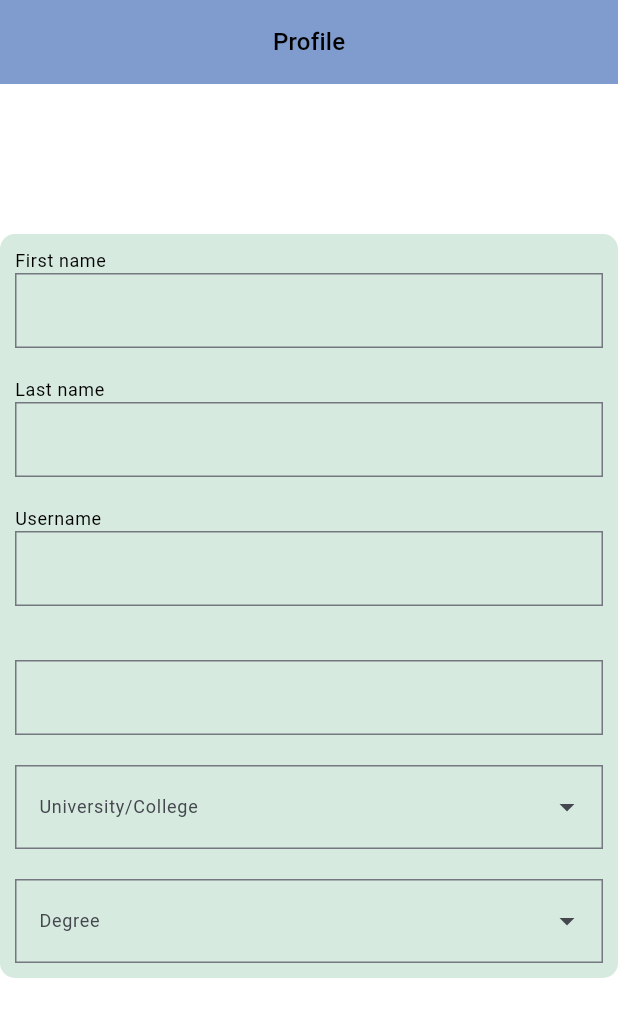
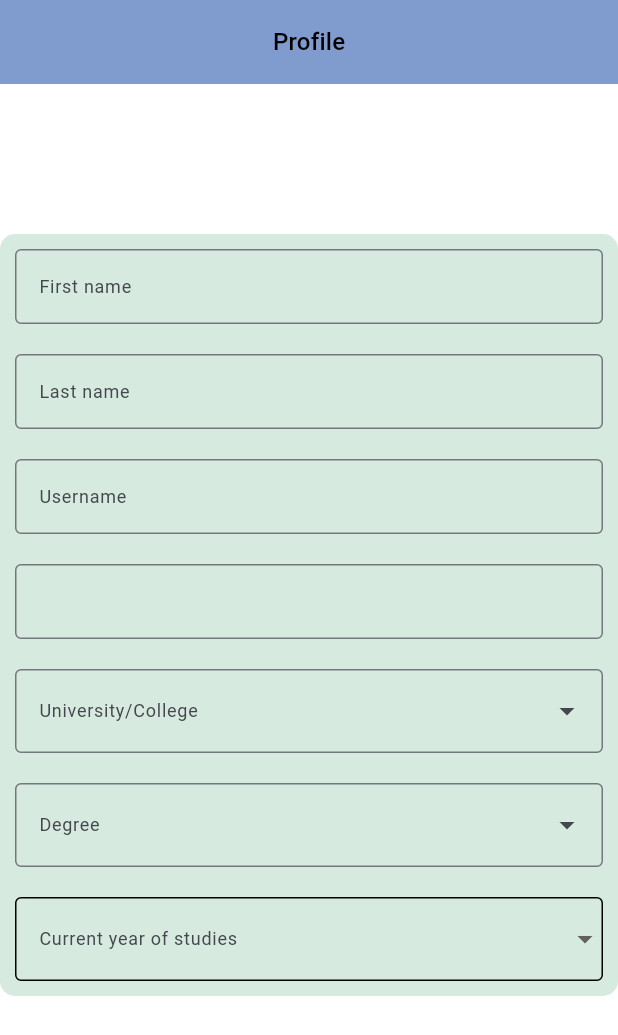
Before and after one commit to LEIC-ES-2024-25/2LEIC11T4, a Flutter app: the editProfile screen opened directly, on a phone screen of 412 x 824 dp. Shown: the top 1035 px of the screen. Run offline on Flutter 3.47's test engine with Material 3 defaults, Android fonts, the phone set to English and light mode, and no system bars; drawn by our look-alikes of dropdown_search; our stand-ins replace cloud_firestore, firebase_auth, firebase_core, firebase_storage, freezed_annotation, shared_preferences; accounts and stored records are empty.

Commit message:
almost done with ui for the first time user

```diff
--- a/bookenchange/lib/Database/Firebase.dart
+++ b/bookenchange/lib/Database/Firebase.dart
@@ -69,7 +69,6 @@ class Firebase {
     return snapshot.docs
         .map((doc) => Institution.fromJson(doc.data()).name)
         .toList();
-
   }
 
   //add institution
--- a/bookenchange/lib/UI/Login/logIn.dart
+++ b/bookenchange/lib/UI/Login/logIn.dart
@@ -48,7 +48,7 @@ class _LoginState extends State<Login> {
                       controller: username,
                       label: S.of(context).email_hint,
                       obscureText: false,
-                      hint: "johndoe@gmaiil.com",
+                      hint: "johndoe@gmail.com",
                     ),
                     Padding(padding: EdgeInsets.all(5)),
                     loginTextFields(
@@ -85,7 +85,7 @@ class _LoginState extends State<Login> {
                                     password,
                                     value,
                                     formKey,
-                                )
+                                  ),
                                 },
                             style: FilledButton.styleFrom(
                               minimumSize: Size(100, 50),
@@ -109,7 +109,8 @@ class _LoginState extends State<Login> {
                                     password,
                                     value,
                                     formKey,
-                                )},
+                                  ),
+                                },
                             style: FilledButton.styleFrom(
                               minimumSize: Size(100, 50),
                               shape: RoundedRectangleBorder(
--- a/bookenchange/lib/UI/Usersetup/dropdownSearch.dart
+++ b/bookenchange/lib/UI/Usersetup/dropdownSearch.dart
@@ -22,7 +22,9 @@ class _dropdownSearchState extends State<dropdownSearch> {
   List<String> items = [];
   @override
   Widget build(BuildContext context) {
-    return Padding(padding:EdgeInsets.all(10), child:DropdownSearch<String>(
+    return Padding(
+      padding: EdgeInsets.all(10),
+      child: DropdownSearch<String>(
         mode: Mode.form,
         items: (String filter, LoadProps? props) async {
           return await widget.get();
@@ -40,11 +42,11 @@ class _dropdownSearchState extends State<dropdownSearch> {
               borderSide: BorderSide(
                 color: Theme.of(context).colorScheme.onTertiary,
               ),
-            borderRadius: BorderRadius.zero,
             ),
           ),
         ),
         popupProps: PopupProps.menu(
+          menuProps: MenuProps(backgroundColor: Theme.of(context).colorScheme.tertiary,),
           showSearchBox: true,
           emptyBuilder: (context, searchEntry) {
             final TextEditingController controller = TextEditingController(
@@ -56,7 +58,7 @@ class _dropdownSearchState extends State<dropdownSearch> {
                     await widget.add(controller.text.trim()),
                     setState(() {
                       selected = controller.text.trim();
-                  })
+                    }),
                   },
               child: Text(
                 S.of(context).add_new,
--- a/bookenchange/lib/UI/Usersetup/firstTimeuser.dart
+++ b/bookenchange/lib/UI/Usersetup/firstTimeuser.dart
@@ -1,5 +1,6 @@
 import 'package:bookenchange/Database/Firebase.dart';
 import 'package:bookenchange/UI/Usersetup/dropdownSearch.dart';
+import 'package:bookenchange/UI/Usersetup/normalDropdown.dart';
 import 'package:bookenchange/UI/Usersetup/simpleFormfields.dart';
 import 'package:flutter/material.dart';
 import 'package:bookenchange/generated/l10n.dart';
@@ -37,9 +38,9 @@ class _editProfileState extends State<editProfile> {
           backgroundColor: Theme.of(context).colorScheme.primary,
           centerTitle: true,
         ),
-        body:SingleChildScrollView(
+        body: SingleChildScrollView(
           reverse: true,
-          child:Form(
+          child: Form(
             key: formKey,
             child: Column(
               mainAxisAlignment: MainAxisAlignment.end,
@@ -76,7 +77,12 @@ class _editProfileState extends State<editProfile> {
                         add: firebase.addInstittion,
                         name: S.of(context).university_college,
                       ),
-                      dropdownSearch(get: firebase.getAllDegrees, add: firebase.addDegree, name:S.of(context).degree),
+                      dropdownSearch(
+                        get: firebase.getAllDegrees,
+                        add: firebase.addDegree,
+                        name: S.of(context).degree,
+                      ),
+                      normalDropdown(years: [1,2,3,4,5,6], label: S.of(context).current_year,),
                       //normal dropdown year
                       //save changes button/cancel
                     ],
--- /dev/null
+++ b/bookenchange/lib/UI/Usersetup/normalDropdown.dart
@@ -0,0 +1,56 @@
+import 'package:flutter/material.dart';
+import 'package:bookenchange/generated/l10n.dart';
+
+class normalDropdown extends StatefulWidget {
+  final List<int> years;
+  final String label;
+  const normalDropdown({super.key, required this.years,required this.label});
+
+  @override
+  State<normalDropdown> createState() => _normalDropdownState();
+}
+
+class _normalDropdownState extends State<normalDropdown> {
+  int? selected;
+  @override
+  Widget build(BuildContext context) {
+    return Padding(padding: EdgeInsets.all(10),child: DropdownButtonFormField<int>(
+      decoration:  InputDecoration(
+        labelText: widget.label,
+        enabledBorder: OutlineInputBorder(
+          borderSide: BorderSide(
+            color: Theme.of(context).colorScheme.onTertiary,
+          ),
+        ),
+        focusedBorder: OutlineInputBorder(
+          borderSide: BorderSide(
+            color: Theme.of(context).colorScheme.primary,
+          ),
+        ),
+        disabledBorder: OutlineInputBorder(
+          borderSide: BorderSide(
+            color: Theme.of(context).colorScheme.onTertiary,
+          ),
+        ),
+      ),
+      isExpanded: true,
+      items: widget.years.map((int year){
+        return DropdownMenuItem<int>( value:year,child: Text(year.toString()),);
+      }).toList(),
+      onChanged:
+          (value) => {
+            setState(() {
+              selected = value;
+            }),
+          },
+      dropdownColor: Theme.of(context).colorScheme.tertiary,
+      validator: (value) {
+        if (value == null) {
+          return S.of(context).not_null;
+        }
+        return null;
+      },
+    ),
+    );
+  }
+}
--- a/bookenchange/lib/UI/Usersetup/simpleFormfields.dart
+++ b/bookenchange/lib/UI/Usersetup/simpleFormfields.dart
@@ -10,20 +10,14 @@ class normalField extends StatelessWidget {
   Widget build(BuildContext context) {
     return Padding(
       padding: const EdgeInsets.all(10),
-      child: Column(
-        children: [
-          Align(
-            alignment: Alignment.centerLeft,
-            child: Text(name, style: Theme.of(context).textTheme.bodySmall),
-          ),
-          TextFormField(
+      child: TextFormField(
             controller: controller,
             decoration: InputDecoration(
+              labelText: name,
               border: OutlineInputBorder(
                 borderSide: BorderSide(
                   color: Theme.of(context).colorScheme.onTertiary,
                 ),
-                borderRadius: BorderRadius.zero,
               ),
             ),
             validator: (value) {
@@ -33,8 +27,6 @@ class normalField extends StatelessWidget {
               return null;
             },
           ),
-        ],
-      ),
     );
   }
 }
```
Also changed, not shown: 4 other files. Lines whose indentation alone changed are shown as unchanged.
